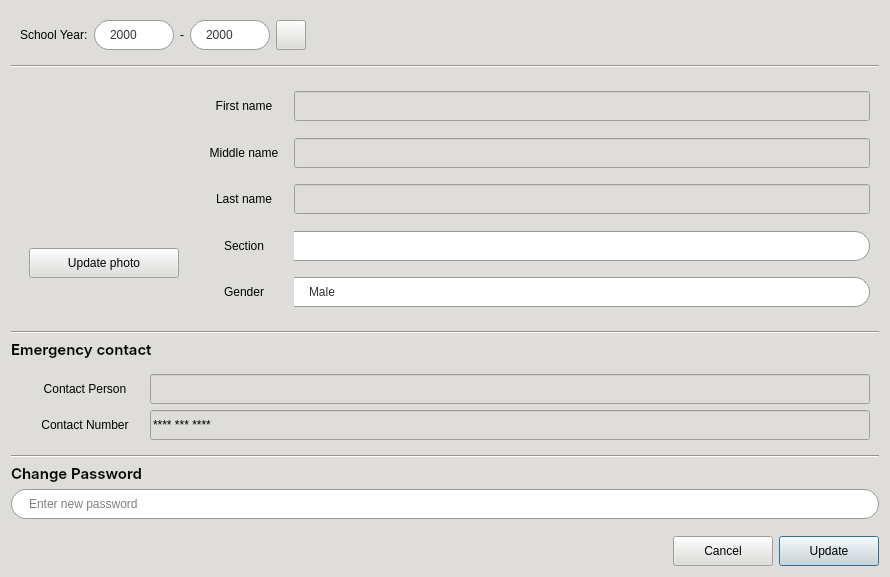
First picture: the form in CAI_PyQt/CAI_Admin/UI/FormEditStudent.ui, repository CPG19040/CPG19040, before the edit.
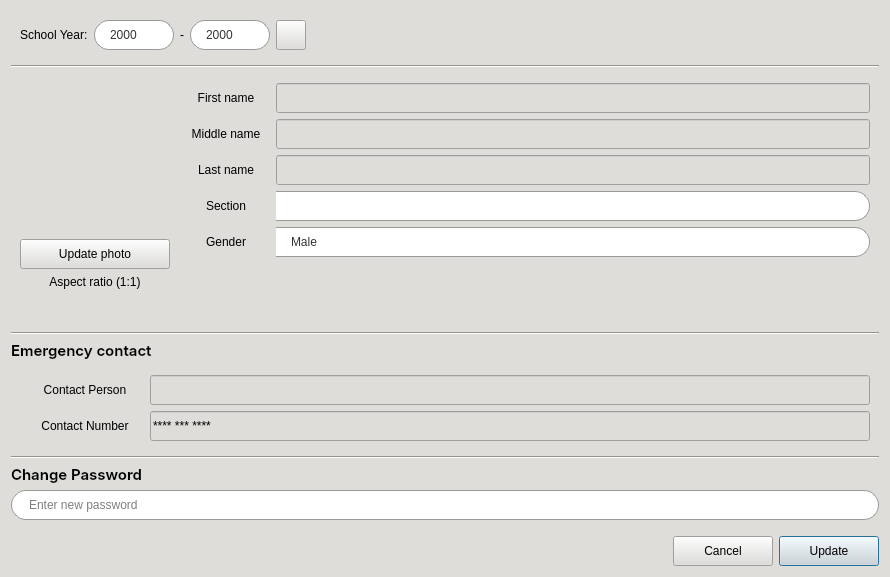
Second picture: the form after the edit. Icons and pictures are not drawn.

```diff
--- a/CAI_PyQt/CAI_Admin/UI/FormEditStudent.ui
+++ b/CAI_PyQt/CAI_Admin/UI/FormEditStudent.ui
@@ -362,8 +362,20 @@
      <layout class="QFormLayout" name="formLayout">
       <item row="0" column="0">
        <widget class="QWidget" name="widget" native="true">
-        <layout class="QGridLayout" name="gridLayout">
-         <item row="0" column="0">
+        <layout class="QVBoxLayout" name="verticalLayout_4">
+         <property name="leftMargin">
+          <number>0</number>
+         </property>
+         <property name="topMargin">
+          <number>0</number>
+         </property>
+         <property name="rightMargin">
+          <number>0</number>
+         </property>
+         <property name="bottomMargin">
+          <number>0</number>
+         </property>
+         <item>
           <widget class="QLabel" name="label_profile_pic">
            <property name="minimumSize">
             <size>
@@ -394,7 +406,7 @@
            </property>
           </widget>
          </item>
-         <item row="1" column="0">
+         <item>
           <widget class="QPushButton" name="btnUploadPhoto">
            <property name="minimumSize">
             <size>
@@ -419,7 +431,17 @@
            </property>
           </widget>
          </item>
-         <item row="2" column="0">
+         <item>
+          <widget class="QLabel" name="label_17">
+           <property name="text">
+            <string>Aspect ratio (1:1)</string>
+           </property>
+           <property name="alignment">
+            <set>Qt::AlignCenter</set>
+           </property>
+          </widget>
+         </item>
+         <item>
           <spacer name="verticalSpacer_2">
            <property name="orientation">
             <enum>Qt::Vertical</enum>
@@ -445,7 +467,7 @@
         </property>
         <layout class="QVBoxLayout" name="verticalLayout_2">
          <property name="spacing">
-          <number>0</number>
+          <number>6</number>
          </property>
          <property name="leftMargin">
           <number>0</number>
@@ -457,7 +479,7 @@
           <number>0</number>
          </property>
          <property name="bottomMargin">
-          <number>0</number>
+          <number>13</number>
          </property>
          <item>
           <widget class="QWidget" name="widget_4" native="true">
@@ -800,6 +822,19 @@
            </layout>
           </widget>
          </item>
+         <item>
+          <spacer name="verticalSpacer_3">
+           <property name="orientation">
+            <enum>Qt::Vertical</enum>
+           </property>
+           <property name="sizeHint" stdset="0">
+            <size>
+             <width>20</width>
+             <height>40</height>
+            </size>
+           </property>
+          </spacer>
+         </item>
         </layout>
        </widget>
       </item>
```
